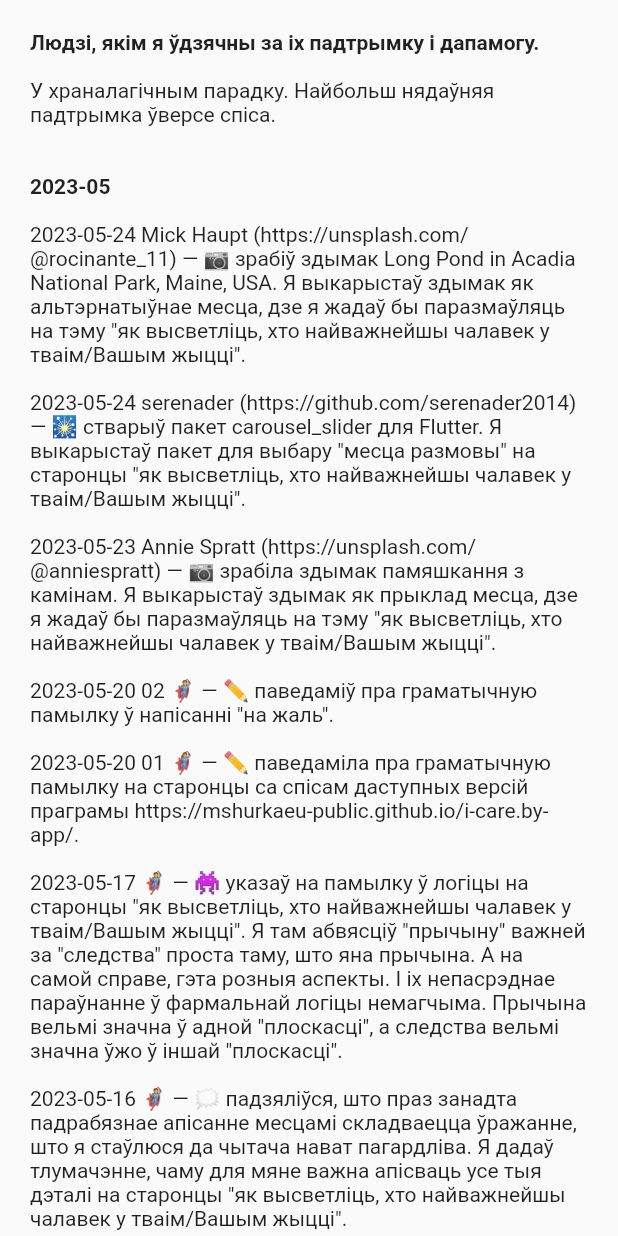
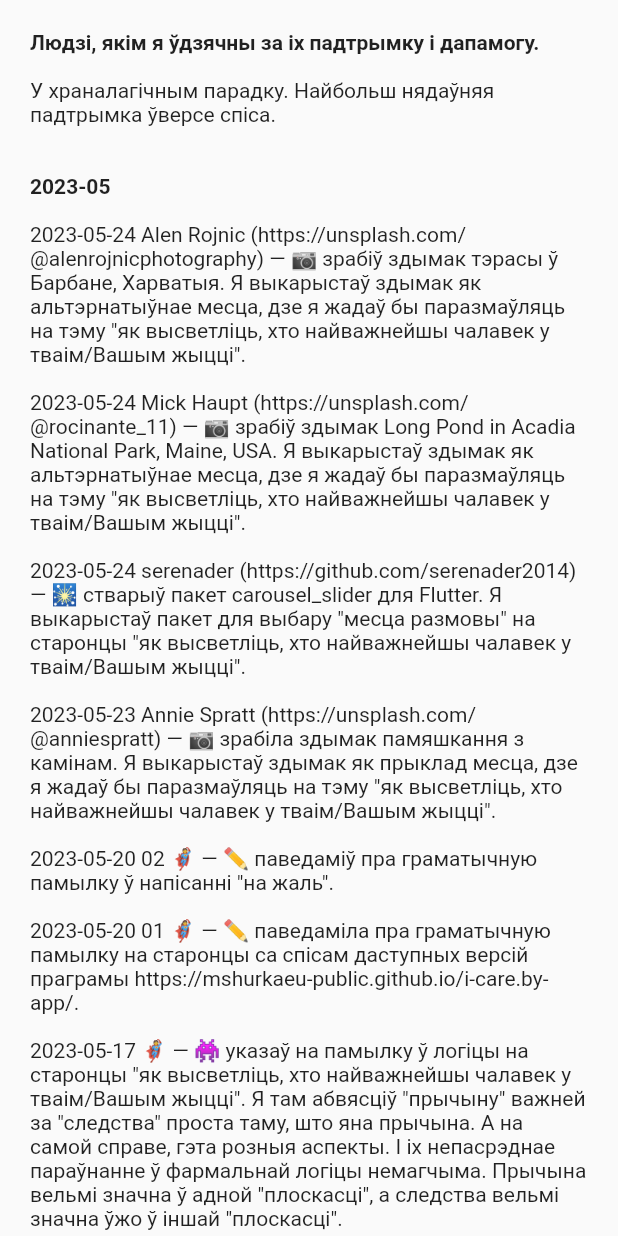
Before and after one commit to mshurkaeu-public/i-care.by, a Flutter app: the _MyGratitude widget shown alone on an empty page, opened directly, on a phone screen of 412 x 824 dp. Run offline on Flutter 3.47's test engine with Material 2 defaults, Android fonts, the phone set to English and light mode, and no system bars; our stand-ins replace carousel_slider, expandable_text, google_fonts, package_info_plus, photo_view; missing offline and left inert: dart:html, multi_split_view; generated files the repository leaves out were written again.

Commit message:
Add a photo of terrace in Barban, Croatia to the "how to find out who is the most important person in your life" page
as an alternative place, where I'd like to have a conversation.

The commit contains 640x426 photo of terrace in Barban, Croatia.
The photo made by Alen Rojnic (https://unsplash.com/@alenrojnicphotography)
on Unsplash (https://unsplash.com).
The photo was downloaded from https://unsplash.com/photos/jDlTJSrjlgI/.
The photo license is "Unsplash License" from https://unsplash.com/terms/.

```diff
--- a/i-care.by-app/lib/about_page.dart
+++ b/i-care.by-app/lib/about_page.dart
@@ -680,6 +680,9 @@ class _MyGratitude extends StatelessWidget {
                 style: titleStyle,
               ),
               TextSpan(
+                text: l10n.aboutMyGratitude_2023_05_24_03,
+              ),
+              TextSpan(
                 text: l10n.aboutMyGratitude_2023_05_24_02,
               ),
               TextSpan(
--- a/i-care.by-app/lib/how_to_find_out_who_is_tmipiyl.dart
+++ b/i-care.by-app/lib/how_to_find_out_who_is_tmipiyl.dart
@@ -62,6 +62,11 @@ class HowToFindOutWhoIsTmipiyl extends StatelessWidget {
                   assetName:
                       'assets/images/how-to-find-out-who-is-tmipiyl-long-pond-640.jpg',
                   caption: 'Photo by Mick Haupt on Unsplash',
+                ),
+                const AssetImageWithCaption(
+                  assetName:
+                      'assets/images/how-to-find-out-who-is-tmipiyl-terrace-640.jpg',
+                  caption: 'Photo by Alen Rojnic on Unsplash',
                 ),
               ],
             ),
--- a/i-care.by-app/lib/l10n/app_be.arb
+++ b/i-care.by-app/lib/l10n/app_be.arb
@@ -317,6 +317,10 @@
   "@aboutMyGratitude_2023_05_24_02": {
     "description": "Text for 2023-05-24 Mick Haupt (https://unsplash.com/@rocinante_11) on the \"my gratitude\" tab on the \"About\" page."
   },
+  "aboutMyGratitude_2023_05_24_03": "\n2023-05-24 Alen Rojnic (https://unsplash.com/@alenrojnicphotography) — 📷 зрабіў здымак тэрасы ў Барбане, Харватыя. Я выкарыстаў здымак як альтэрнатыўнае месца, дзе я жадаў бы паразмаўляць на тэму \"як высветліць, хто найважнейшы чалавек у тваім/Вашым жыцці\".\n",
+  "@aboutMyGratitude_2023_05_24_03": {
+    "description": "Text for 2023-05-24 Alen Rojnic (https://unsplash.com/@alenrojnicphotography) on the \"my gratitude\" tab on the \"About\" page."
+  },
   "aboutMyGratitude_2023_05_title": "\n\n2023-05\n",
   "@aboutMyGratitude_2023_05_title": {
     "description": "Title for 2023-05 list/text on the \"my gratitude\" tab on the \"About\" page."
--- a/i-care.by-app/lib/main.dart
+++ b/i-care.by-app/lib/main.dart
@@ -87,6 +87,16 @@ void main() {
 
   LicenseRegistry.addLicense(() => Stream<LicenseEntry>.value(
         LicenseEntryWithLineBreaks(
+          <String>['terrace-640.jpg'],
+          _buildLicenseTextForPhotoFromUnsplash(
+            'Alen Rojnic',
+            '@alenrojnicphotography',
+          ),
+        ),
+      ));
+
+  LicenseRegistry.addLicense(() => Stream<LicenseEntry>.value(
+        LicenseEntryWithLineBreaks(
           <String>[
             'doors-640.jpg',
             'scale-640.jpg',
--- a/i-care.by-app/pubspec.yaml
+++ b/i-care.by-app/pubspec.yaml
@@ -88,6 +88,7 @@ flutter:
     - assets/images/how-to-find-out-who-is-tmipiyl-scale-640.jpg
     - assets/images/how-to-find-out-who-is-tmipiyl-sound-wave-640.jpg
     - assets/images/how-to-find-out-who-is-tmipiyl-submarine-640.jpg
+    - assets/images/how-to-find-out-who-is-tmipiyl-terrace-640.jpg
     - assets/images/how-to-find-out-who-is-tmipiyl-time-640.jpg
   #fonts:
     # It makes sense to include Noto Color Emoji font into assets only if a target device can get any benefit from
```
Also changed, not shown: i-care.by-app/assets/images/how-to-find-out-who-is-tmipiyl-terrace-640.jpg (added).
